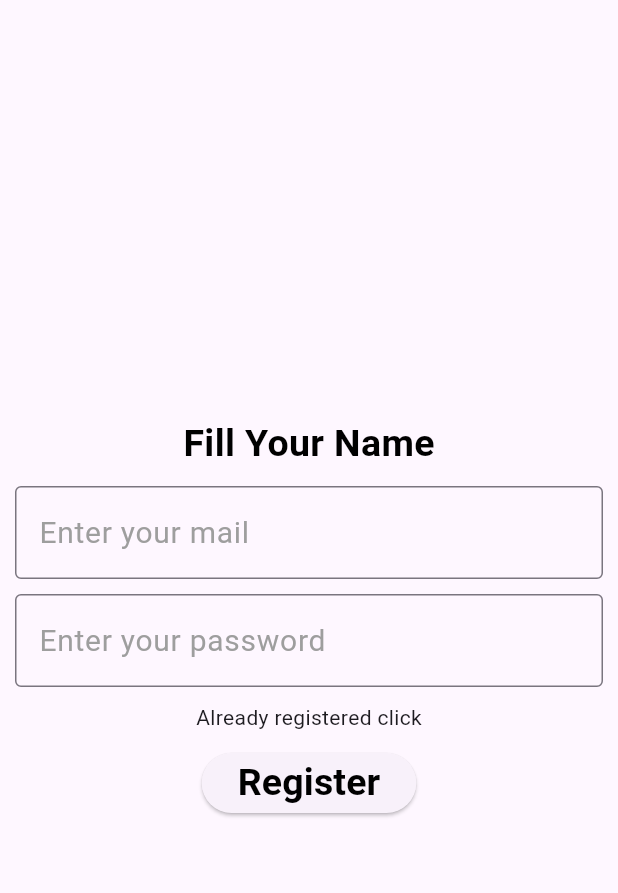
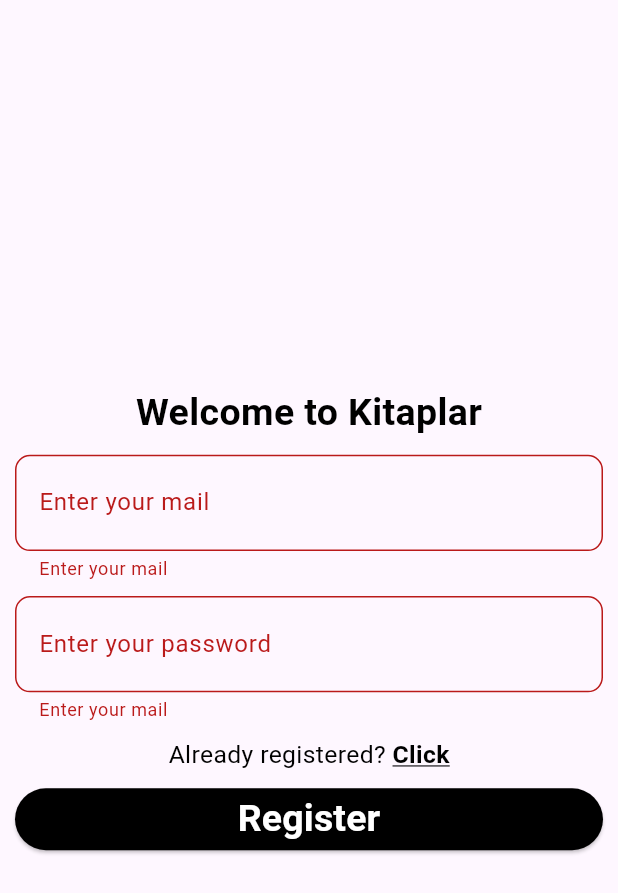
Before and after one commit to Vepa03/register_verif_app, a Flutter app: the screen it shows after launch, after a tap on "Register", on a phone screen of 412 x 824 dp. Shown: the top 893 px of the screen. Run offline on Flutter 3.47's test engine with Material 3 defaults, Android fonts, the phone set to English and light mode, and no system bars; network calls fail.

Commit message:
register page fixed

```diff
--- a/lib/pages/HomePage.dart
+++ b/lib/pages/HomePage.dart
@@ -2,6 +2,7 @@
 import 'package:flutter/material.dart';
 import 'package:http/http.dart' as http;
 import 'package:login_verif/pages/LoginPage.dart';
+import 'package:flutter/gestures.dart';
 import 'package:login_verif/pages/otp.dart';
 
 class HomePage extends StatefulWidget {
@@ -16,7 +17,7 @@
   TextEditingController PasswordController = TextEditingController();
 
   Future<void> registerUser() async {
-    final url = Uri.parse('http://192.168.100.33:8000/register/');
+    final url = Uri.parse('http://172.22.56.52:8000/register/');
 
     final response = await http.post(
       url,
@@ -44,48 +45,106 @@
 
   @override
   Widget build(BuildContext context) {
+    var width = MediaQuery.of(context).size.width;
+    var height = MediaQuery.of(context).size.height;
+
+    final _formKey = GlobalKey<FormState>();
+
     return Scaffold(
       body: Padding(
         padding: const EdgeInsets.all(10.0),
+        child: Form(
+          key: _formKey,
           child: Column(
             mainAxisAlignment: MainAxisAlignment.center,
             children: [
-            Text('Fill Your Name', style: TextStyle(fontSize: 25, color: Colors.black, fontWeight: FontWeight.bold)),
+              Text('Welcome to Kitaplar', style: TextStyle(fontSize: 25, color: Colors.black, fontWeight: FontWeight.bold)),
               SizedBox(height: 10),
-            TextField(
+              TextFormField(
                 style: TextStyle(fontSize: 20, color: Colors.black),
                 controller: MailController,
                 decoration: InputDecoration(
-                border: OutlineInputBorder(),
-                hintText: 'Enter your mail',
-                hintStyle: TextStyle(fontSize: 20, color: Colors.grey),
+                  label: Text("Enter your mail"),
+                  prefix: Padding(
+                    padding: const EdgeInsets.only(right: 10.0, left: 10.0),
+                    child: Icon(Icons.mail),
+                  ),
+                  border: OutlineInputBorder(
+                    borderRadius: BorderRadius.circular(10)
+                  ),
+                ),
+                validator: (value){
+                  if (value == null || value.isEmpty){
+                    return "Enter your mail";
+                  }
+                  return null;
+                },
+              ),
+              SizedBox(height: 10),
+              TextFormField(
+                style: TextStyle(fontSize: 20, color: Colors.black),
+                controller: PasswordController,
+                obscureText: true,
+                decoration: InputDecoration(
+                  label: Text("Enter your password"),
+                  prefix: Padding(
+                    padding: const EdgeInsets.only(right: 10.0, left: 10.0),
+                    child: Icon(Icons.key),
+                  ),
+                  border: OutlineInputBorder(
+                    borderRadius: BorderRadius.circular(10)
+                  ),
+                ),
+                validator: (value){
+                  if (value == null || value.isEmpty){
+                    return "Enter your mail";
+                  }
+                  return null;
+                },
+              ),
+              SizedBox(height: 10),
+              Text.rich(
+                TextSpan(
+                  text: 'Already registered? ',
+                  style: TextStyle(fontSize: width*0.04, color: Colors.black),
+                  children: [
+                    TextSpan(
+                      text: 'Click',
+                      style: TextStyle(
+                        fontSize: width*0.04,
+                        fontWeight: FontWeight.bold,
+                        color: Colors.black,
+                        decoration: TextDecoration.underline,
+                      ),
+                      recognizer: TapGestureRecognizer()
+                        ..onTap = () {
+                          Navigator.push(
+                            context,
+                            MaterialPageRoute(builder: (context) => Loginpage()),
+                          );
+                        },
+                    ),
+                  ],
                 ),
               ),
               SizedBox(height: 10),
-            TextField(
-              style: TextStyle(fontSize: 20, color: Colors.black),
-              controller: PasswordController,
-              obscureText: true,  // 🔒 Şifre gizli olsun
-              decoration: InputDecoration(
-                border: OutlineInputBorder(),
-                hintText: 'Enter your password',
-                hintStyle: TextStyle(fontSize: 20, color: Colors.grey),
+              SizedBox(
+                width: width,
+                height: height*0.05,
+                child: ElevatedButton(
+                  onPressed: () {
+                    if(_formKey.currentState!.validate()){
+                      registerUser();
+                    }
+                  },
+                  child: Text("Register", style: TextStyle(fontSize: 25, color: Colors.white, fontWeight: FontWeight.bold)),
+                  style: ElevatedButton.styleFrom(
+                    backgroundColor: Colors.black
+                  )
                 ),
               ),
-            SizedBox(height: 10),
-            GestureDetector(
-              onTap: (){
-                Navigator.pushReplacement(context, MaterialPageRoute(builder: (context)=> Loginpage()));
-              },
-              child: Text("Already registered click")),
-            SizedBox(height: 10),
-            ElevatedButton(
-              onPressed: () {
-                registerUser();  // 🔔 Register butonu artık çalışıyor
-              },
-              child: Text("Register", style: TextStyle(fontSize: 25, color: Colors.black, fontWeight: FontWeight.bold)),
+            ],
           ),
-          ],
         ),
       ),
     );
--- a/lib/pages/LoginPage.dart
+++ b/lib/pages/LoginPage.dart
@@ -16,7 +16,7 @@
   TextEditingController PasswordController = TextEditingController();
 
   Future<void> login_verif() async {
-    final url = Uri.parse('http://192.168.100.33:8000/login/');
+    final url = Uri.parse('http://172.22.56.52:8000/login/');
     final response = await http.post(
     url,
     headers: {
--- a/lib/pages/otp.dart
+++ b/lib/pages/otp.dart
@@ -16,7 +16,7 @@
   TextEditingController otpController = TextEditingController();
 
   Future<void> verifyOtp() async {
-  final url = Uri.parse('http://192.168.100.33:8000/verify/');
+  final url = Uri.parse('http://172.22.56.52:8000/verify/');
 
   final response = await http.post(
     url,
```
Also changed, not shown: 3 other files. Lines whose indentation alone changed are shown as unchanged.
